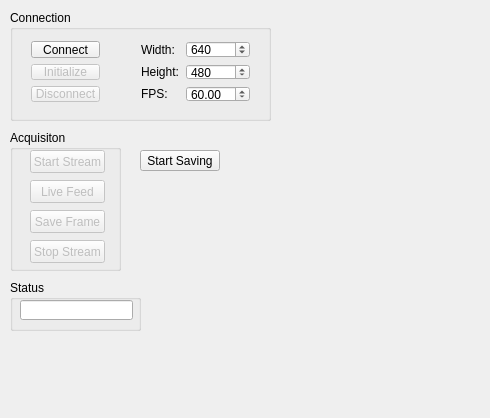
adegirmenci/HBL-ICEbot, file FrmGrabWidget/frmgrabwidget.ui: the form before one commit.
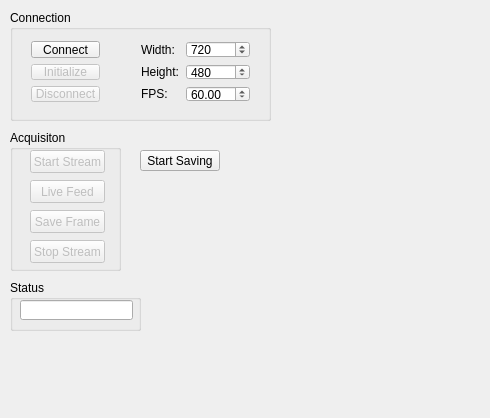
The form after the commit.

Diff of the .ui file:
```diff
--- a/FrmGrabWidget/frmgrabwidget.ui
+++ b/FrmGrabWidget/frmgrabwidget.ui
@@ -136,7 +136,7 @@
         <number>10</number>
        </property>
        <property name="value">
-        <number>640</number>
+        <number>720</number>
        </property>
       </widget>
      </item>
```
